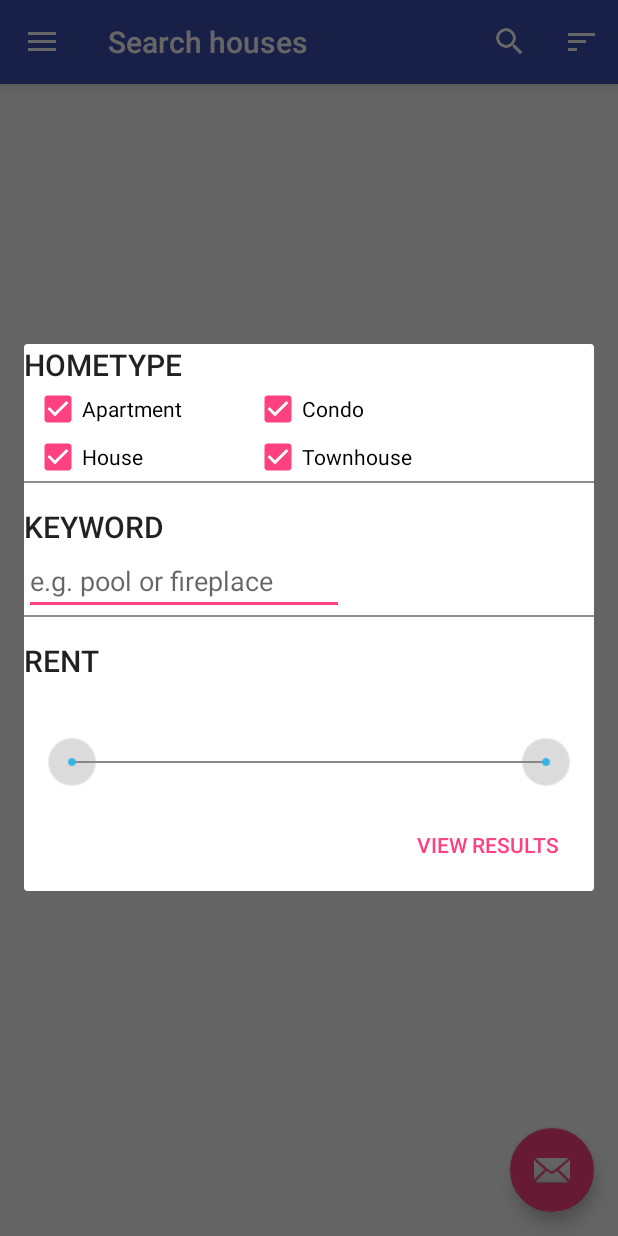
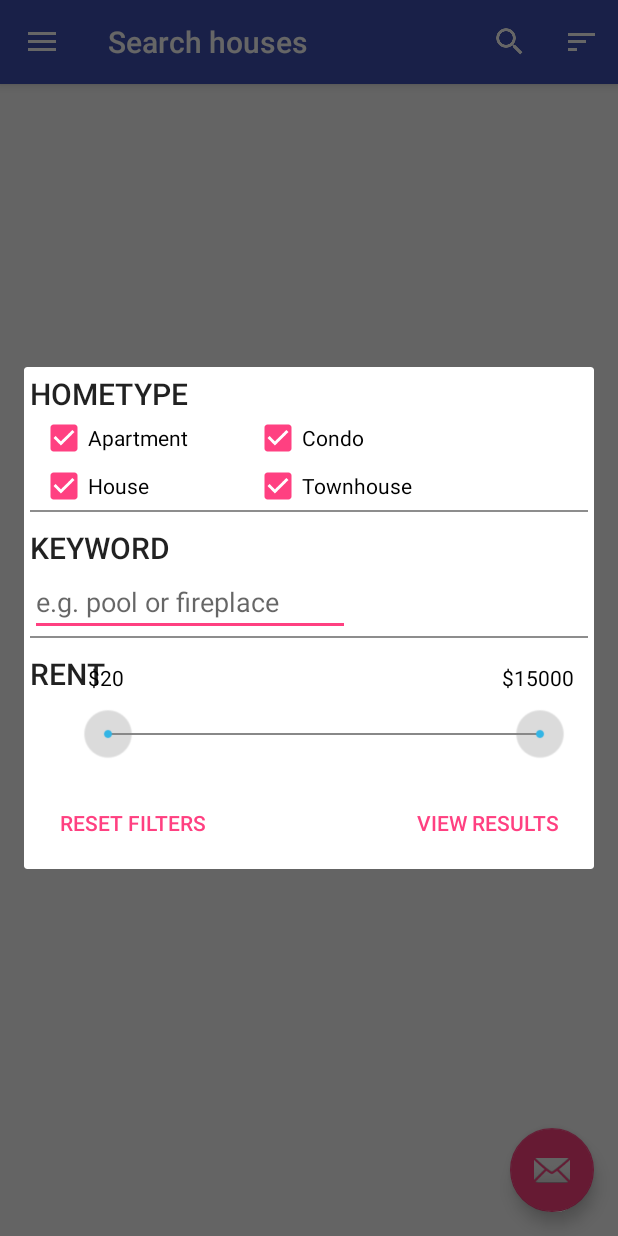
Before and after one commit to rammandadapu/RentalApp, an Android app: the screen it shows after launch (NavActivity), after a tap on "Filter", on a phone screen of 412 x 824 dp. Run offline under Robolectric (Android 15) with nearby library versions, the phone set to English and light mode, and no system bars; pictures from the network do not load; 4 statements that could not run were skipped.

Commit message:
UI changes to filter dialog

```diff
--- a/RentalApp/app/src/main/AndroidManifest.xml
+++ b/RentalApp/app/src/main/AndroidManifest.xml
@@ -34,6 +34,7 @@
         <activity
             android:name=".rentalapp.PropertyListActivity"
             android:label="@string/title_property_list"
+            android:configChanges="orientation|screenSize"
             android:theme="@style/AppTheme.NoActionBar">
             <meta-data
                 android:name="android.support.PARENT_ACTIVITY"
--- a/RentalApp/app/src/main/java/edu/sjsu/cmpe277/rentalapp/rentalapp/PropertyListFragment.java
+++ b/RentalApp/app/src/main/java/edu/sjsu/cmpe277/rentalapp/rentalapp/PropertyListFragment.java
@@ -13,6 +13,7 @@ import android.view.MenuItem;
 import android.view.View;
 import android.view.ViewGroup;
 import android.view.inputmethod.InputMethodManager;
+import android.widget.Button;
 import android.widget.CheckBox;
 import android.widget.EditText;
 import android.widget.SearchView;
@@ -66,7 +67,7 @@ public class PropertyListFragment extends Fragment
             //TODO: change this to default the current location
             locationFilter = "San Jose";
             keywordFilter = "";
-            priceLowFilter = "0";
+            priceLowFilter = "20";
             priceHighFilter = "15000";
             condoFilter = true;
             houseFilter = true;
@@ -97,7 +98,7 @@ public class PropertyListFragment extends Fragment
             location.setOnQueryTextListener(this);
 
             location.setMaxWidth(Integer.MAX_VALUE);
-            location.setQuery(locationFilter,true);
+            location.setQuery(locationFilter, true);
         }
     }
 
@@ -158,10 +159,40 @@ public class PropertyListFragment extends Fragment
                 }
             });
 
-            AlertDialog alertDialog = alertDialogBuilder.create();
+            alertDialogBuilder.setNeutralButton("Reset filters", null);
+
+            final AlertDialog alertDialog = alertDialogBuilder.create();
+
+            alertDialog.setOnShowListener(new DialogInterface.OnShowListener() {
+
+                  @Override
+                  public void onShow(DialogInterface dialog) {
+
+                      Button b = alertDialog.getButton(AlertDialog.BUTTON_NEUTRAL);
+                      b.setOnClickListener(new View.OnClickListener() {
+
+                          @Override
+                          public void onClick(View view) {
+                              setDefaultFilterValues();
+                          }
+                      });
+                  }
+              });
+
             alertDialog.show();
         }
         return super.onOptionsItemSelected(item);
+    }
+
+    private void setDefaultFilterValues() {
+        keywordFilter = "";
+        priceLowFilter = "20";
+        priceHighFilter = "15000";
+        condoFilter = true;
+        houseFilter = true;
+        apartmentFilter = true;
+        townhouseFilter = true;
+        setFilterValues();
     }
 
     private void getFilterValues() {
--- a/RentalApp/app/src/main/java/edu/sjsu/cmpe277/rentalapp/rentalapp/RangeSeekBar.java
+++ b/RentalApp/app/src/main/java/edu/sjsu/cmpe277/rentalapp/rentalapp/RangeSeekBar.java
@@ -504,7 +504,7 @@ public class RangeSeekBar<T extends Number> extends ImageView {
                   selectedValuesAreDefault);
 
         // draw the text if sliders have moved from default edges
-        if (!selectedValuesAreDefault) {
+        //if (!selectedValuesAreDefault) {
             paint.setTextSize(mTextSize);
             paint.setColor(Color.BLACK);
             // give text a bit more space here so it doesn't get cut off
@@ -527,7 +527,7 @@ public class RangeSeekBar<T extends Number> extends ImageView {
                             normalizedToScreen(normalizedMaxValue) - maxTextWidth * 0.5f,
                             mDistanceToTop + mTextSize,
                             paint);
-        }
+        //}
 
     }
 
--- a/RentalApp/app/src/main/res/layout/search_filter_dialog.xml
+++ b/RentalApp/app/src/main/res/layout/search_filter_dialog.xml
@@ -1,9 +1,13 @@
 <?xml version="1.0" encoding="utf-8"?>
-<RelativeLayout xmlns:android="http://schemas.android.com/apk/res/android"
+<ScrollView xmlns:android="http://schemas.android.com/apk/res/android"
     android:layout_width="fill_parent"
-    android:layout_height="fill_parent"
-    android:layout_margin="10dp"
-    xmlns:rsb="http://schemas.android.com/apk/res-auto">
+    android:layout_height="wrap_content" >
+
+    <RelativeLayout
+    android:layout_width="fill_parent"
+    android:layout_height="wrap_content"
+    xmlns:rsb="http://schemas.android.com/apk/res-auto"
+    android:padding="4dp">
 
         <TextView
             android:layout_width="wrap_content"
@@ -72,7 +76,7 @@
             android:layout_below="@+id/line1"
             android:layout_alignParentLeft="true"
             android:layout_alignParentStart="true"
-        android:layout_marginTop="15dp" />
+            android:layout_marginTop="10dp" />
 
         <EditText
             android:id="@+id/keyword_filter"
@@ -103,15 +107,18 @@
             android:id="@+id/rent_label"
             style="@style/TextAppearance.AppCompat.Title"
             android:layout_below="@id/line2"
-        android:layout_marginTop="15dp"/>
+            android:layout_marginTop="10dp"/>
 
         <edu.sjsu.cmpe277.rentalapp.rentalapp.RangeSeekBar
             android:layout_width="fill_parent"
             android:layout_height="wrap_content"
-        android:layout_below="@+id/rent_label"
             android:id="@+id/price_range_filter"
             rsb:absoluteMinValue="20"
             rsb:absoluteMaxValue="15000"
+            android:layout_alignTop="@+id/rent_label"
+            android:layout_alignParentRight="true"
+            android:layout_alignParentEnd="true"
+            android:layout_marginLeft="20dp" />
 
-        />
     </RelativeLayout>
+</ScrollView>
```
Lines whose indentation alone changed are shown as unchanged.
